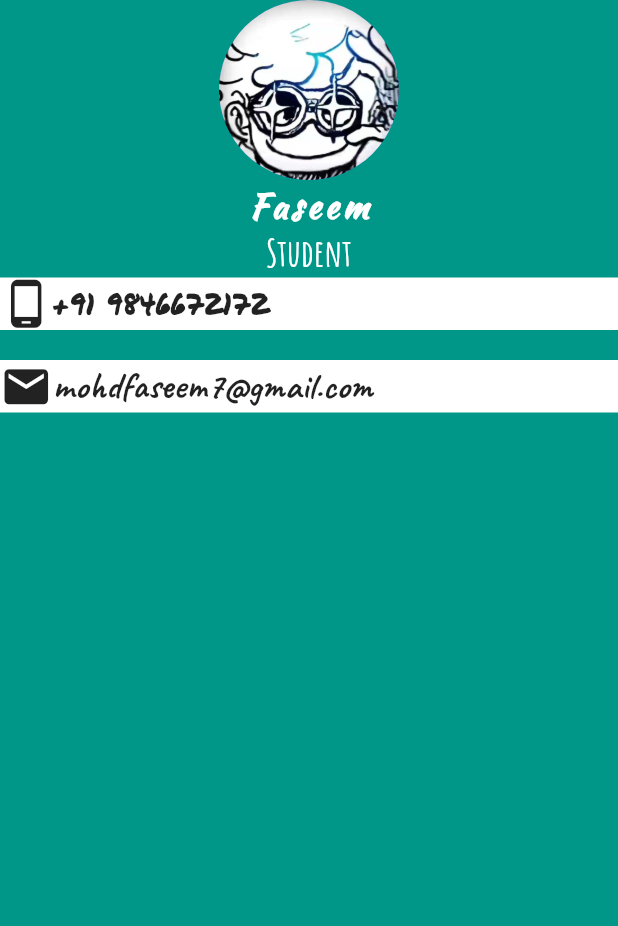
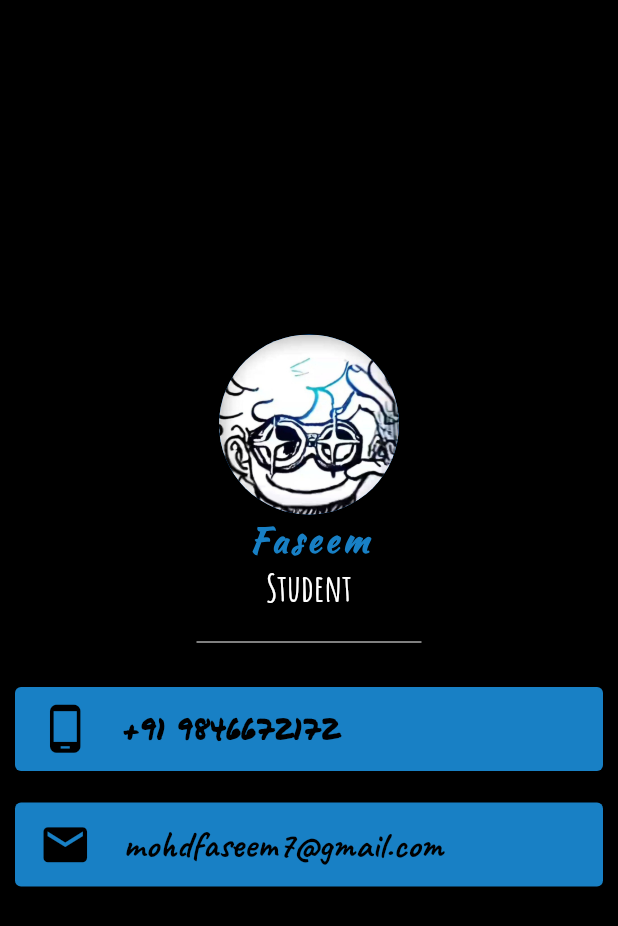
Before and after one commit to Faseem7/flutter_application_1, a Flutter app: the screen it shows after launch, on a phone screen of 412 x 824 dp. Shown: the top 926 px of the screen. Run offline on Flutter 3.47's test engine with Material 2 defaults, Android fonts, the phone set to English and light mode, and no system bars; missing offline and left inert: dart:ffi; project files that could hold a hidden picture were left out.

```diff
--- a/lib/main.dart
+++ b/lib/main.dart
@@ -1,3 +1,5 @@
+import 'dart:ffi';
+
 import 'package:flutter/material.dart';
 
 void main() {
@@ -9,27 +11,27 @@ class MyApp extends StatelessWidget {
 
   @override
   Widget build(BuildContext context) {
-    return  MaterialApp(
+    return const MaterialApp(
       home: Scaffold(
-        backgroundColor: Colors.teal,
+        backgroundColor: Color.fromARGB(255, 0, 0, 0),
         body: SafeArea(
-          child: Column(children: [
-            const CircleAvatar(
+          child: Column(
+            mainAxisAlignment: MainAxisAlignment.center,
+            children: [
+              CircleAvatar(
                 radius: 60,
                 backgroundImage: AssetImage('images/img1.jpg'),
               ),
-            const Text(
+              Text(
                 "Faseem",
                 style: TextStyle(
                     fontFamily: 'KaushanScript-Regular',
                     fontSize: 23,
-                  color: Colors.white,
+                    color: Color.fromARGB(255, 24, 128, 197),
                     fontWeight: FontWeight.bold,
-                  letterSpacing: 2.5
+                    letterSpacing: 2.5),
               ),
-
-            ),
-            const Text(
+              Text(
                 "Student",
                 style: TextStyle(
                   fontSize: 25,
@@ -38,39 +40,66 @@ class MyApp extends StatelessWidget {
                   fontWeight: FontWeight.bold,
                 ),
               ),
-         // ignore: avoid_unnecessary_containers
-         Container(
+              SizedBox(
+                height: 40,
+                width: 150,
+                child:
+                Divider(
                   color: Colors.white,
+                ) ,
+              ),
+              Card(
+                color: Color.fromARGB(255, 24, 128, 197),
+                margin: EdgeInsets.symmetric(
+                  vertical: 10,
+                  horizontal: 10,
+                ),
 
-            child:const Row(children: [
-              Icon(Icons.phone_android,
+                child: ListTile(
+                  leading:  Icon(
+                      Icons.phone_android,
                       size: 35,
+                      color: Color.fromARGB(255, 0, 0, 0),
                     ),
-                Text("+91 9846672172",style: TextStyle(
+                    title: Text(
+                      "+91 9846672172",
+                      style: TextStyle(
                         fontSize: 20,
+                        fontFamily: 'PermanentMarker-Regular',
+                        color: Color.fromARGB(255, 0, 0, 0),
+                      ),
+                    ),
+                )
+              ),
+              SizedBox(
+                height: 1,
+              ),
+              Card(
+                color: Color.fromARGB(255, 24, 128, 197),
+                margin: EdgeInsets.symmetric(
+                  vertical: 10,
+                  horizontal: 10,
+                ),
 
-                   fontFamily: 'PermanentMarker-Regular'
-                ),)
-               ],),
+                child: ListTile(
+                    leading: Icon(
+                      Icons.email,
+                      size: 35,
+                      color: Color.fromARGB(255, 0, 0, 0),
                     ),
-         const SizedBox(height: 20,),
-          Container(
-            color: Colors.white,
-            child: const Row(
-              children: [
-                Icon(Icons.email,
-                size:35,),
-              Text("mohdfaseem7@gmail.com",
+                    title: Text(
+                    "mohdfaseem7@gmail.com",
                     style: TextStyle(
                       fontSize: 25,
                       fontWeight: FontWeight.bold,
-                fontFamily: 'Caveat-VariableFont_wght'
-              ),)
-              ],
-
+                      fontFamily: 'Caveat-VariableFont_wght',
+                      color: Color.fromARGB(255, 0, 0, 0),
+                    ),
+                  ),
                 ),
               )
-          ],),
+            ],
+          ),
         ),
       ),
     );
```
Lines whose indentation alone changed are shown as unchanged.
